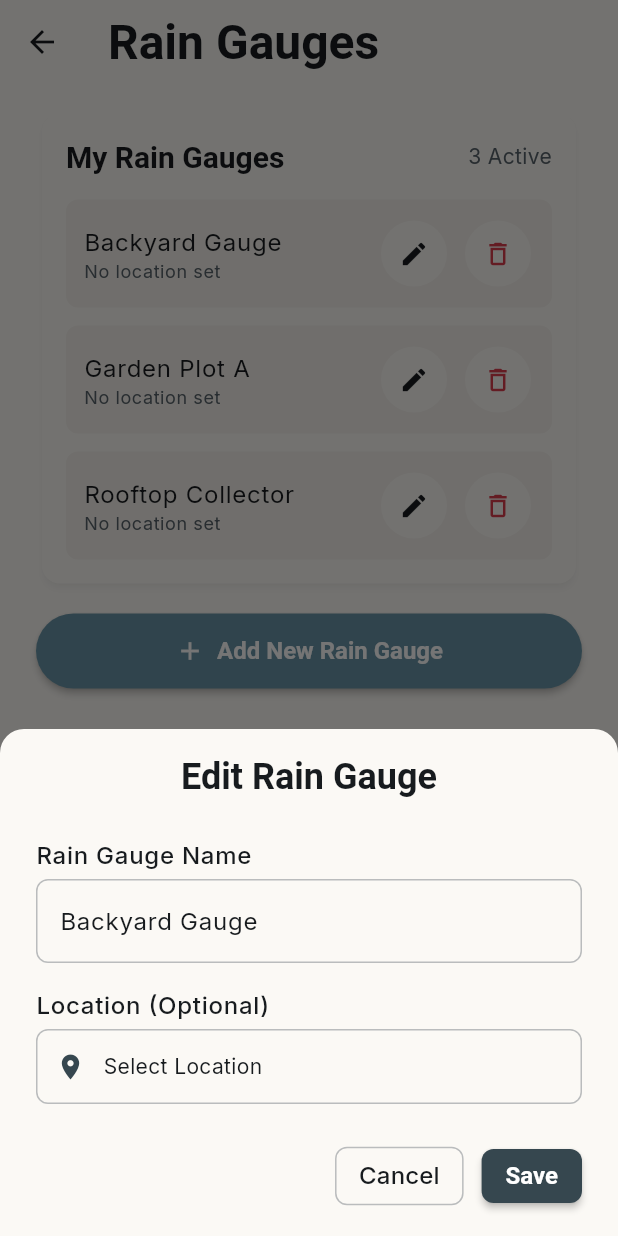
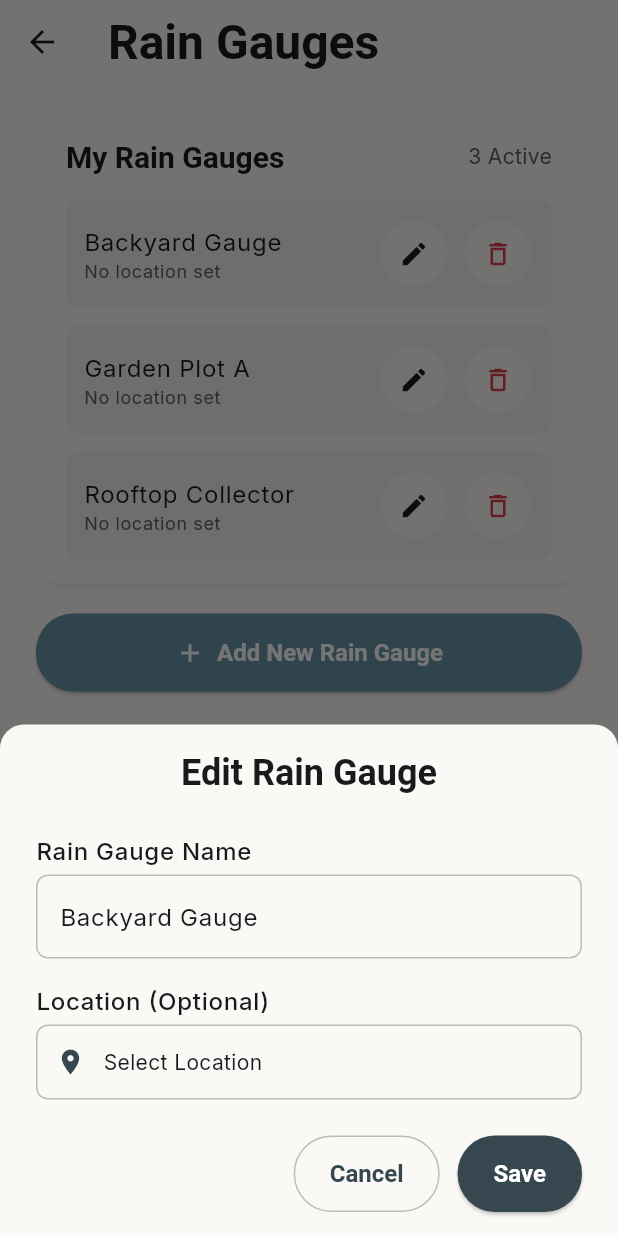
Before and after one commit to the-user-created/RainVu, a Flutter app: the ManageGaugesScreen screen opened by its route, after a tap on the "edit" icon, on a phone screen of 412 x 824 dp. Run offline on Flutter 3.47's test engine with Material 3 defaults, Android fonts, the phone set to English and light mode, and no system bars; our stand-ins replace cloud_firestore, dotted_border, file_picker, firebase_core, firebase_crashlytics, fl_chart and 9 more; accounts and stored records are empty; generated files the repository leaves out were written again; network calls fail; Roboto replaces fonts that are missing (Readex Pro); project files that could hold a hidden picture were left out.

Commit message:
refactor: enhance button styles and theme integration for consistency

```diff
--- a/lib/core/ui/app_theme.dart
+++ b/lib/core/ui/app_theme.dart
@@ -115,9 +115,25 @@ class AppTheme {
           foregroundColor: colorScheme.onPrimary,
           shape:
               RoundedRectangleBorder(borderRadius: BorderRadius.circular(25)),
-          minimumSize: const Size(double.infinity, 50),
+          padding: const EdgeInsets.symmetric(horizontal: 24, vertical: 16),
           textStyle:
               textTheme.titleSmall?.copyWith(fontWeight: FontWeight.bold),
+        ),
+      ),
+      outlinedButtonTheme: OutlinedButtonThemeData(
+        style: OutlinedButton.styleFrom(
+          foregroundColor: colorScheme.primary,
+          side: BorderSide(color: colorScheme.outline),
+          shape:
+              RoundedRectangleBorder(borderRadius: BorderRadius.circular(25)),
+          padding: const EdgeInsets.symmetric(horizontal: 24, vertical: 16),
+          textStyle:
+              textTheme.titleSmall?.copyWith(fontWeight: FontWeight.bold),
+        ),
+      ),
+      iconButtonTheme: IconButtonThemeData(
+        style: IconButton.styleFrom(
+          foregroundColor: colorScheme.onSurface,
         ),
       ),
       inputDecorationTheme: InputDecorationTheme(
--- a/lib/shared/utils/ui_helpers.dart
+++ b/lib/shared/utils/ui_helpers.dart
@@ -6,19 +6,21 @@ void showSnackbar(
   final bool loading = false,
   final int duration = 4,
 }) {
+  final ThemeData theme = Theme.of(context);
   ScaffoldMessenger.of(context).hideCurrentSnackBar();
   ScaffoldMessenger.of(context).showSnackBar(
     SnackBar(
       content: Row(
         children: [
           if (loading)
-            const Padding(
-              padding: EdgeInsetsDirectional.only(end: 10),
+            Padding(
+              padding: const EdgeInsetsDirectional.only(end: 10),
               child: SizedBox(
                 height: 20,
                 width: 20,
                 child: CircularProgressIndicator(
-                  color: Colors.white,
+                  // Use a theme-aware color for the spinner
+                  color: theme.colorScheme.onInverseSurface,
                 ),
               ),
             ),
--- a/lib/shared/widgets/buttons/app_button.dart
+++ b/lib/shared/widgets/buttons/app_button.dart
@@ -64,19 +64,19 @@ class AppButton extends StatelessWidget {
 
   @override
   Widget build(final BuildContext context) {
-    final ThemeData theme = Theme.of(context);
-    final ColorScheme colorScheme = theme.colorScheme;
     final bool isDisabled = onPressed == null || isLoading;
     final bool isOutline = style == AppButtonStyle.outline ||
         style == AppButtonStyle.outlineDestructive;
+
+    final ButtonStyle buttonStyle = _getButtonStyle(context);
 
     final Widget buttonChild = isLoading
         ? SizedBox.square(
             dimension: size == AppButtonSize.small ? 18 : 24,
             child: CircularProgressIndicator(
               strokeWidth: 2,
-              valueColor: AlwaysStoppedAnimation<Color>(
-                isOutline ? colorScheme.onSurface : colorScheme.onPrimary,
+              valueColor: AlwaysStoppedAnimation<Color?>(
+                buttonStyle.foregroundColor?.resolve({}),
               ),
             ),
           )
@@ -91,8 +91,6 @@ class AppButton extends StatelessWidget {
               Text(label),
             ],
           );
-
-    final ButtonStyle buttonStyle = _getButtonStyle(context);
 
     final Widget button = isOutline
         ? OutlinedButton(
@@ -122,75 +120,57 @@ class AppButton extends StatelessWidget {
 
     switch (size) {
       case AppButtonSize.regular:
-        padding = const EdgeInsets.symmetric(horizontal: 24, vertical: 12);
+        padding = const EdgeInsets.symmetric(horizontal: 24, vertical: 16);
         minimumSize = const Size(88, 50);
       case AppButtonSize.small:
         padding = const EdgeInsets.symmetric(horizontal: 16, vertical: 8);
         minimumSize = const Size(64, 36);
     }
 
+    final ButtonStyle sizeStyle = ButtonStyle(
+      padding: WidgetStateProperty.all(padding),
+      minimumSize: WidgetStateProperty.all(minimumSize),
+      shape: borderRadius != null
+          ? WidgetStateProperty.all(
+              RoundedRectangleBorder(borderRadius: borderRadius!),
+            )
+          : null,
+    );
+
     switch (style) {
       case AppButtonStyle.primary:
-        return ElevatedButton.styleFrom(
-          backgroundColor: colorScheme.primary,
-          foregroundColor: colorScheme.onPrimary,
-          elevation: 2,
-          padding: padding,
-          minimumSize: minimumSize,
-          shape: RoundedRectangleBorder(
-            borderRadius: borderRadius ?? BorderRadius.circular(25),
-          ),
-        );
+        return (theme.elevatedButtonTheme.style ?? const ButtonStyle())
+            .merge(sizeStyle);
       case AppButtonStyle.secondary:
-        return ElevatedButton.styleFrom(
-          backgroundColor: colorScheme.secondary,
-          foregroundColor: colorScheme.onSecondary,
-          elevation: 2,
-          padding: padding,
-          minimumSize: minimumSize,
-          shape: RoundedRectangleBorder(
-            borderRadius: borderRadius ?? BorderRadius.circular(25),
-          ),
-        );
+        return (theme.elevatedButtonTheme.style ?? const ButtonStyle())
+            .copyWith(
+              backgroundColor: WidgetStateProperty.all(colorScheme.secondary),
+              foregroundColor: WidgetStateProperty.all(colorScheme.onSecondary),
+            )
+            .merge(sizeStyle);
       case AppButtonStyle.destructive:
-        return ElevatedButton.styleFrom(
-          backgroundColor: colorScheme.error,
-          foregroundColor: colorScheme.onError,
-          elevation: 2,
-          padding: padding,
-          minimumSize: minimumSize,
-          shape: RoundedRectangleBorder(
-            borderRadius: borderRadius ?? BorderRadius.circular(25),
-          ),
-        );
+        return (theme.elevatedButtonTheme.style ?? const ButtonStyle())
+            .copyWith(
+              backgroundColor: WidgetStateProperty.all(colorScheme.error),
+              foregroundColor: WidgetStateProperty.all(colorScheme.onError),
+            )
+            .merge(sizeStyle);
       case AppButtonStyle.outline:
-        return OutlinedButton.styleFrom(
-          foregroundColor: colorScheme.onSurface,
-          side: BorderSide(color: colorScheme.outline),
-          elevation: 0,
-          padding: padding,
-          minimumSize: minimumSize,
-          shape: RoundedRectangleBorder(
-            borderRadius: borderRadius ?? BorderRadius.circular(8),
-          ),
-        );
+        return (theme.outlinedButtonTheme.style ?? const ButtonStyle())
+            .merge(sizeStyle);
       case AppButtonStyle.outlineDestructive:
-        return OutlinedButton.styleFrom(
-          foregroundColor: colorScheme.error,
-          side: BorderSide(color: colorScheme.error),
-          elevation: 0,
-          padding: padding,
-          minimumSize: minimumSize,
-          shape: RoundedRectangleBorder(
-            borderRadius: borderRadius ?? BorderRadius.circular(25),
-          ),
-        ).copyWith(
-          overlayColor: WidgetStateProperty.resolveWith<Color?>(
-            (final states) => states.contains(WidgetState.hovered)
-                ? colorScheme.error.withValues(alpha: 0.1)
-                : null,
-          ),
-        );
+        return (theme.outlinedButtonTheme.style ?? const ButtonStyle())
+            .copyWith(
+              foregroundColor: WidgetStateProperty.all(colorScheme.error),
+              side:
+                  WidgetStateProperty.all(BorderSide(color: colorScheme.error)),
+              overlayColor: WidgetStateProperty.resolveWith<Color?>(
+                (final states) => states.contains(WidgetState.hovered)
+                    ? colorScheme.error.withValues(alpha: 0.1)
+                    : null,
+              ),
+            )
+            .merge(sizeStyle);
     }
   }
 }
--- a/lib/shared/widgets/buttons/app_icon_button.dart
+++ b/lib/shared/widgets/buttons/app_icon_button.dart
@@ -41,14 +41,20 @@ class AppIconButton extends StatelessWidget {
 
   @override
   Widget build(final BuildContext context) {
-    // The button style to apply.
+    final ThemeData theme = Theme.of(context);
+
+    // Start with the theme's defined style, or an empty one, and extend it.
     final ButtonStyle? buttonStyle = backgroundColor != null
-        ? IconButton.styleFrom(
-            backgroundColor: backgroundColor,
-            shape: RoundedRectangleBorder(
-              borderRadius: borderRadius ?? BorderRadius.circular(8),
+        ? (theme.iconButtonTheme.style ?? const ButtonStyle()).copyWith(
+            backgroundColor: WidgetStateProperty.all(backgroundColor),
+            shape: WidgetStateProperty.all(
+              RoundedRectangleBorder(
+                borderRadius: borderRadius ?? BorderRadius.circular(8),
+              ),
             ),
-            minimumSize: const Size(44, 44), // Ensure consistent tap target
+            minimumSize: const WidgetStatePropertyAll(
+              Size(44, 44),
+            ), // Ensure consistent tap target
           )
         : null;
 
```
